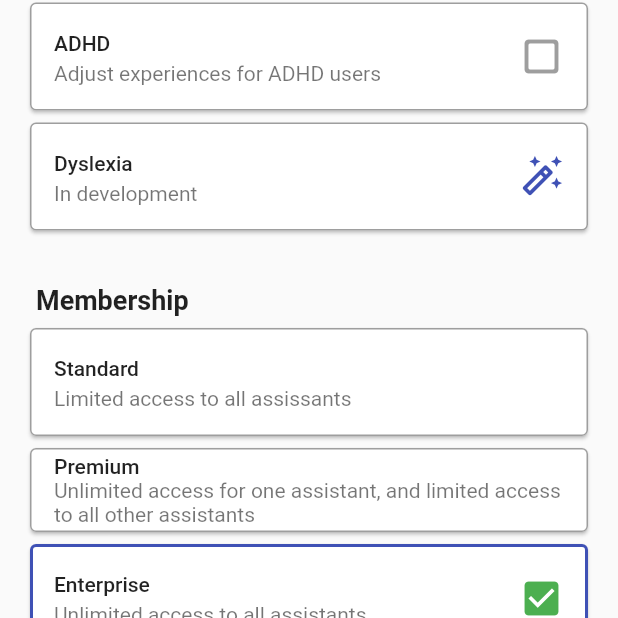
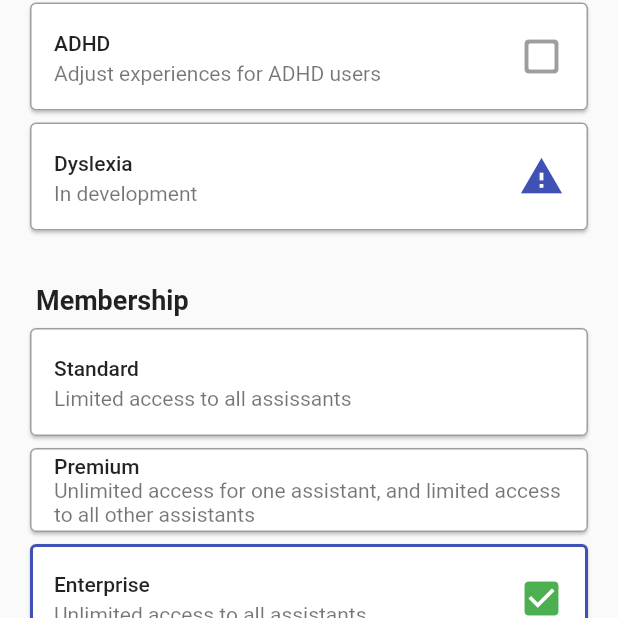
Before and after one commit to BangMach/kintusgi, a Flutter app: the screen it shows once a user with an empty profile is signed in, item 2 of the bottom bar chosen, scrolled down 436 dp, on a phone screen of 412 x 824 dp, the part 410-1028 px from its top. Run offline on Flutter 3.47's test engine with Material 2 defaults, Android fonts, the phone set to English and light mode, and no system bars; our stand-ins replace avatar_glow, cloud_firestore, firebase_auth, firebase_core, flip_card, permission_handler and 1 more; missing offline and left inert: flutter_audio_recorder2, flutter_speech, highlight_text, noise_meter, speech_recognition; accounts and stored records are empty.

Commit message:
Change main screen

```diff
--- a/lib/old/main2.dart
+++ b/lib/old/main2.dart
@@ -76,11 +76,11 @@ class MyApp extends StatelessWidget {
                         Navigator.push(
                             _scaffoldState.currentContext ?? "default values",
                             MaterialPageRoute(builder: (context) {
-                          return VoiceHome();
+                          return Flashcard();
                         }));
                       },
                       child: Text(
-                        "Flash " ?? "default values",
+                        "Flash Cards " ?? "default values",
                         textAlign: TextAlign.center,
                         style: TextStyle(color: Colors.white, fontSize: 20),
                       ),
@@ -99,7 +99,7 @@ class MyApp extends StatelessWidget {
                         }));
                       },
                       child: Text(
-                        "lờ mao" ?? "default values",
+                        "Reminder" ?? "default values",
                         textAlign: TextAlign.center,
                         style: TextStyle(color: Colors.white, fontSize: 20),
                       ),
--- a/lib/screens/settings/settings_screen.dart
+++ b/lib/screens/settings/settings_screen.dart
@@ -309,7 +309,7 @@ class _SettingsScreenState extends State<SettingsScreen> {
                         ),
                         subtitle: Text('In development'),
                         trailing: Icon(
-                          Icons.auto_fix_high_outlined,
+                          Icons.warning,
                           color: Colors.indigo,
                           size: 30.0,
                         ),
--- a/lib/widgets/custom/form_submit_button.dart
+++ b/lib/widgets/custom/form_submit_button.dart
@@ -27,7 +27,7 @@ class FormSubmitButton extends CustomElevatedButton {
                 child: Opacity(
                   opacity: isLoading ? 1.0 : 0.0,
                   child: CircularProgressIndicator(
-                    color: Colors.white,
+                    backgroundColor: Colors.white,
                   ),
                 ),
               ),
--- a/pubspec.yaml
+++ b/pubspec.yaml
@@ -23,7 +23,7 @@ dependencies:
   flip_card: ^0.4.4
   noise_meter: ^3.0.0
   syncfusion_flutter_charts: ^19.1.67
-  url_launcher: ^6.1.2
+  url_launcher: ^6.0.6
   flutter_speech: ^2.0.0
   #  permission_handler: ^7.0.0
   #  flutter_sound_lite: ^8.1.9
@@ -35,7 +35,7 @@ dev_dependencies:
   flutter_test:
     sdk: flutter
 
-  build_runner: ^2.1.11
+  # build_runner: ^2.1.11
 
 flutter:
   uses-material-design: true
```
Also changed, not shown: lib/widgets/forms/validattion_form.dart (added, +97 -0 lines), pubspec.lock, 1 other file.
